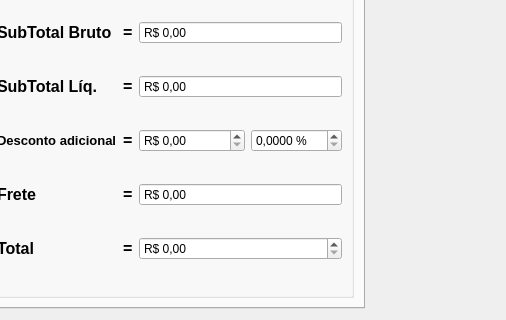
First picture: the form in ui/orcamento.ui, repository darktorres/ERP-STACCATO, before the edit; both pictures show x 801 to 1307 and y 559 to 879 of the 1307 by 879 pixel window.
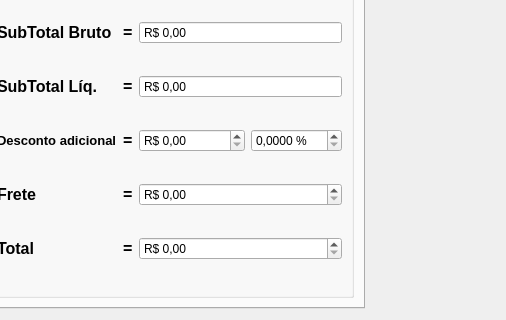
Second picture: the form after the edit. Icons and pictures are not drawn. Custom widgets are drawn as their Qt base class.

Patch:
```diff
--- a/ui/orcamento.ui
+++ b/ui/orcamento.ui
@@ -616,12 +616,6 @@
             <property name="frame">
              <bool>true</bool>
             </property>
-            <property name="readOnly">
-             <bool>true</bool>
-            </property>
-            <property name="buttonSymbols">
-             <enum>QAbstractSpinBox::NoButtons</enum>
-            </property>
             <property name="correctionMode">
              <enum>QAbstractSpinBox::CorrectToNearestValue</enum>
             </property>
```
